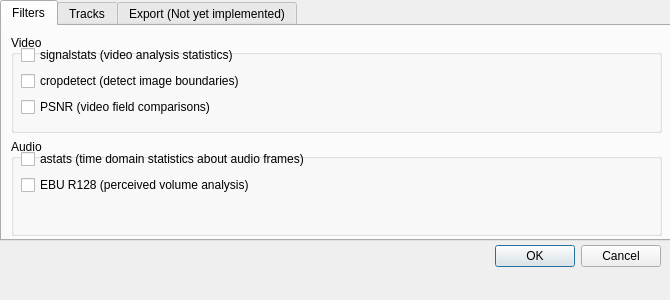
Above: Source/GUI/preferences.ui from bavc/qctools before the change. Below: the same form after it.
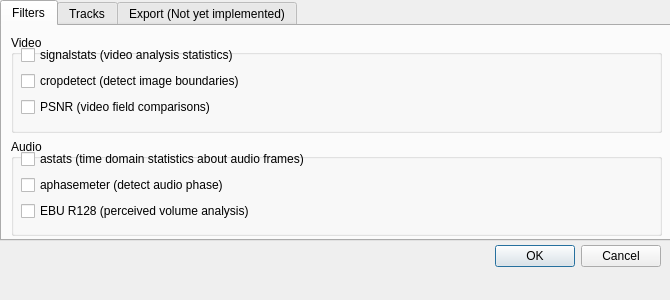
That is the form after the change.

Commit message:
attempt to add aphasemeter filter
doesn’t work

The edit to the form file:
```diff
--- a/Source/GUI/preferences.ui
+++ b/Source/GUI/preferences.ui
@@ -130,6 +130,13 @@
             </property>
            </widget>
           </item>
+          <item>
+           <widget class="QCheckBox" name="Filters_Audio_aphasemeter">
+            <property name="text">
+             <string>aphasemeter (detect audio phase)</string>
+            </property>
+           </widget>
+          </item>
           <item>
            <widget class="QCheckBox" name="Filters_Audio_EbuR128">
             <property name="text">
```
The commit also changes 6 other files.
